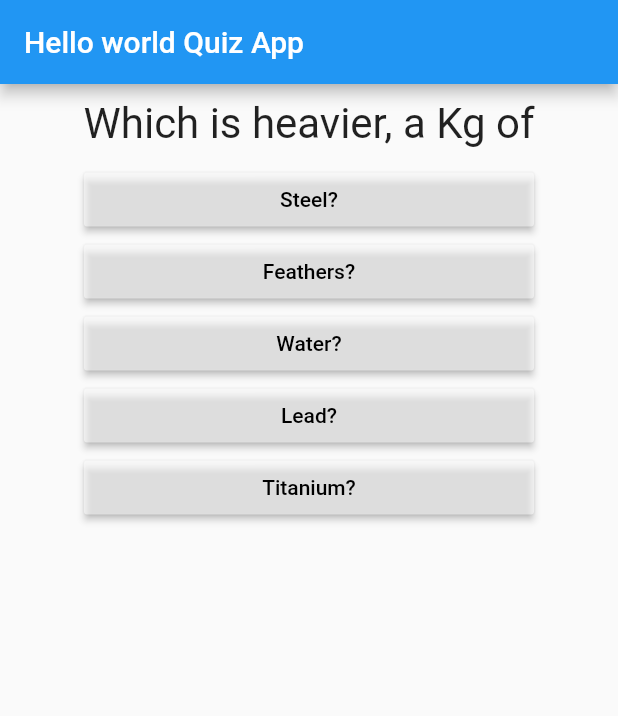
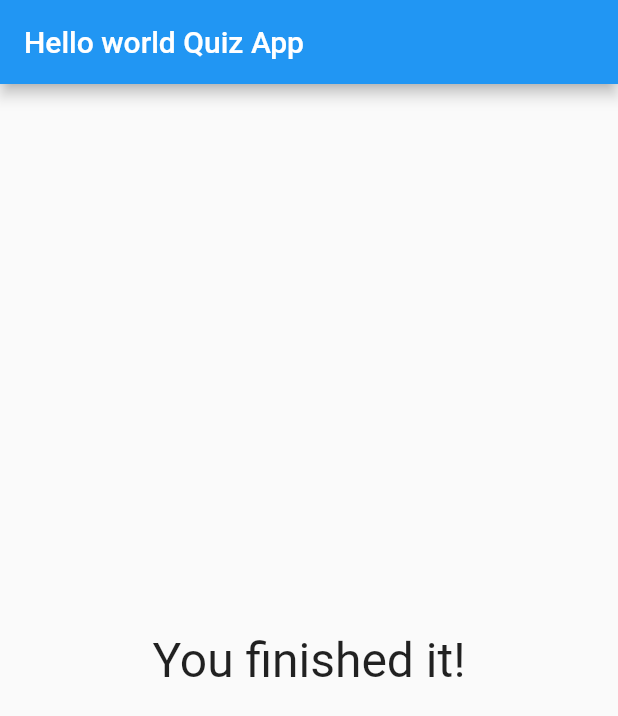
Before and after one commit to giuliano-macedo/flutter_udemy, a Flutter app: the screen it shows after launch, after a tap on "Empire State Building (USA)", after a tap on "São Paulo", after a tap on "Feathers?", on a phone screen of 412 x 824 dp. Shown: the top 716 px of the screen. Run offline on Flutter 3.47's test engine with Material 2 defaults, Android fonts, the phone set to English and light mode, and no system bars.

Commit message:
you finished it message

```diff
--- a/hello_world/lib/main.dart
+++ b/hello_world/lib/main.dart
@@ -39,23 +39,22 @@ class _AppState extends State<App>{
 		]
 	];
 	int _questionIndex=0;
+	bool _finished=false;
 
 	void answerCallback(){
 		setState((){
-			if(_questionIndex+1<_questions.length){
+			if(_questionIndex+1<_questions.length)
 				_questionIndex++;
-			}
+			else
+				_finished=true;
 		});
 		print(_questionIndex);
 	}
 	@override
 	Widget build(BuildContext ctx){
-		return MaterialApp(
-			home:Scaffold(
-				appBar:AppBar(
-					title:Text("Hello world Quiz App")
-				),
-				body:Column(children:
+		Widget body;
+		if(!_finished){
+			body=Column(children:
 					<Widget>[
 						Container(
 							child:Text(
@@ -70,7 +69,24 @@ class _AppState extends State<App>{
 						),
 						Answers(_answers[_questionIndex],answerCallback)
 					]
+				);
+		}
+		else{
+			body=Center(
+				child: Text(
+					"You finished it!",
+					style:TextStyle(
+						fontSize: 32
+					)
 				)
+			);
+		}
+		return MaterialApp(
+			home:Scaffold(
+				appBar:AppBar(
+					title:Text("Hello world Quiz App")
+				),
+				body:body
 			)
 		);
 	}
```
